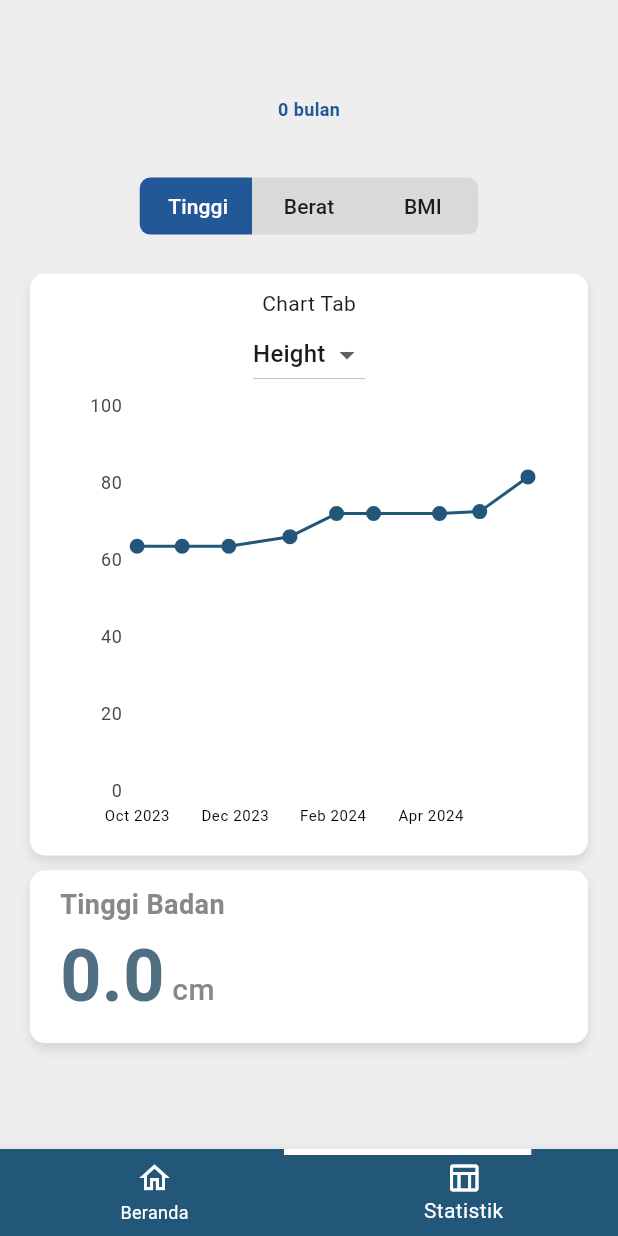
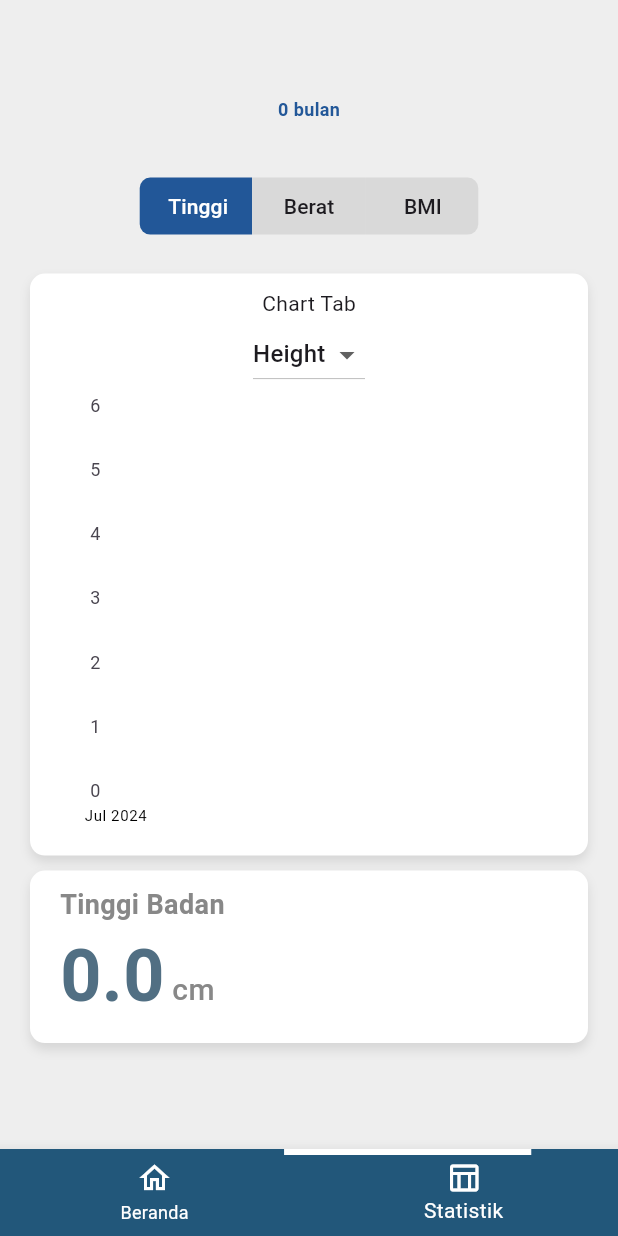
Before and after one commit to izasoerya/stun_sync, a Flutter app: the MainLayout screen opened by its route, item 2 of the bottom bar chosen, on a phone screen of 412 x 824 dp. Run offline on Flutter 3.47's test engine with Material 3 defaults, Android fonts, the phone set to English and light mode, and no system bars; our stand-ins replace awesome_snackbar_content, flutter_riverpod, go_router, google_fonts, riverpod, sqflite and 1 more; missing offline and left inert: excel, mqtt_client; accounts and stored records are empty.

Commit message:
edit ld to lla, chart optimized

```diff
--- a/lib/components/atom/edit_value_lk.dart
+++ b/lib/components/atom/edit_value_lk.dart
@@ -54,7 +54,8 @@ class EditValueLK extends ConsumerWidget {
             ),
             TextButton(
               onPressed: () async {
-                final int? newLingkarKepala = int.tryParse(controller.text);
+                final double? newLingkarKepala =
+                    double.tryParse(controller.text);
                 if (newLingkarKepala != null) {
                   try {
                     String userName = "${ref.watch(userProfileProvider).name}";
--- a/lib/components/atom/edit_value.dart
+++ b/lib/components/atom/edit_value_lla.dart
@@ -29,7 +29,7 @@ class EditValueLD extends ConsumerWidget {
       context: context,
       builder: (BuildContext context) {
         return AlertDialog(
-          title: const Text('Edit Nilai Lingkar Dada',
+          title: const Text('Edit Nilai Lingkar Lengan Atas',
               style: TextStyle(
                 color: Color(0xFF22577A),
               )),
@@ -52,7 +52,7 @@ class EditValueLD extends ConsumerWidget {
             ),
             TextButton(
               onPressed: () async {
-                final int? newLingkarDada = int.tryParse(controller.text);
+                final double? newLingkarDada = double.tryParse(controller.text);
                 if (newLingkarDada != null) {
                   try {
                     // Assuming you have access to the user's name (replace 'John Doe' with actual name)
--- a/lib/components/organism/chart_tab_statistic.dart
+++ b/lib/components/organism/chart_tab_statistic.dart
@@ -7,12 +7,6 @@ import 'package:stun_sync/models/user_profile.dart';
 import 'package:intl/intl.dart'; // Add this line to import DateFormat
 
 // Provider for chart data
-final chartDataProvider =
-    FutureProvider.family<List<UserProfile>, String>((ref, username) async {
-  const sqLiteDB = SQLiteDB();
-  final data = await sqLiteDB.getUserProfilesByUsername(username);
-  return data;
-});
 
 class ChartData {
   ChartData(this.x, this.y, this.datetime);
@@ -32,6 +26,14 @@ class ChartTab extends ConsumerStatefulWidget {
 class _ChartTabState extends ConsumerState<ChartTab> {
   String selectedChartType = 'Height';
   String? clickedPointData;
+  final chartDataProvider =
+      FutureProvider.family<List<UserProfile>, String>((ref, username) async {
+    const sqLiteDB = SQLiteDB();
+    final data = await sqLiteDB.getUserProfilesByUsername(username);
+    print(data);
+
+    return data;
+  });
 
   @override
   Widget build(BuildContext context) {
@@ -63,75 +65,66 @@ class _ChartTabState extends ConsumerState<ChartTab> {
               List<ChartData> chartData = [];
               switch (selectedChartType) {
                 case 'Height':
-                  // chartData = userProfiles
-                  //     .map((profile) => ChartData(profile.datetime,
-                  //         profile.height.toDouble(), profile.datetime))
-                  //     .toList();
-                  // break;
+                  chartData = userProfiles
+                      .map((profile) => ChartData(profile.datetime,
+                          profile.height.toDouble(), profile.datetime))
+                      .toList();
                   // Use dummy data for height
-                  List<Map<String, dynamic>> dummyHeightData = [
-                    {'date': '2023-10-14', 'height': 63.5},
-                    {'date': '2023-11-11', 'height': 63.5},
-                    {'date': '2023-12-10', 'height': 63.5},
-                    {'date': '2024-01-17', 'height': 66.0},
-                    {'date': '2024-02-15', 'height': 72.0},
-                    {'date': '2024-03-09', 'height': 72.0},
-                    {'date': '2024-04-19', 'height': 72.0},
-                    {'date': '2024-05-14', 'height': 72.5},
-                    {'date': '2024-06-13', 'height': 81.5},
-                  ];
-
-                  chartData = dummyHeightData.map((data) {
-                    DateTime date = DateTime.parse(data['date']);
-                    return ChartData(date, data['height'], date);
-                  }).toList();
+                  // List<Map<String, dynamic>> dummyHeightData = [
+                  //   {'date': '2023-12-16', 'height': 100.0},
+                  //   {'date': '2024-01-13', 'height': 98.0},
+                  //   {'date': '2024-02-15', 'height': 98.0},
+                  //   {'date': '2024-03-09', 'height': 98.0},
+                  //   {'date': '2024-04-19', 'height': 98.0},
+                  //   {'date': '2024-05-14', 'height': 99.0},
+                  //   {'date': '2024-06-21', 'height': 102.0},
+                  // ];
+                  // chartData = chartData.map((data) {
+                  //   DateTime date = DateTime.parse(profile);
+                  //   return ChartData(date, data['height'], date);
+                  // }).toList();
                   break;
                 case 'Weight':
-                  // chartData = userProfiles
-                  //     .map((profile) => ChartData(profile.datetime,
-                  //         profile.weight.toDouble(), profile.datetime))
-                  //     .toList();
-                  // break;
-                  List<Map<String, dynamic>> dummyWeightData = [
-                    {'date': '2023-10-14', 'weight': 6.45},
-                    {'date': '2023-11-11', 'weight': 6.35},
-                    {'date': '2023-12-10', 'weight': 6.10},
-                    {'date': '2024-01-17', 'weight': 6.70},
-                    {'date': '2024-02-15', 'weight': 6.90},
-                    {'date': '2024-03-09', 'weight': 7.10},
-                    {'date': '2024-04-19', 'weight': 6.80},
-                    {'date': '2024-05-14', 'weight': 7.00},
-                    {'date': '2024-06-13', 'weight': 7.70},
-                  ];
+                  chartData = userProfiles
+                      .map((profile) => ChartData(profile.datetime,
+                          profile.weight.toDouble(), profile.datetime))
+                      .toList();
+                  // List<Map<String, dynamic>> dummyWeightData = [
+                  //   {'date': '2023-12-16', 'weight': 17.6},
+                  //   {'date': '2024-01-13', 'weight': 17.5},
+                  //   {'date': '2024-02-15', 'weight': 17.5},
+                  //   {'date': '2024-03-09', 'weight': 17.6},
+                  //   {'date': '2024-04-19', 'weight': 17.8},
+                  //   {'date': '2024-05-14', 'weight': 18.2},
+                  //   {'date': '2024-06-21', 'weight': 18.95},
+                  // ];
 
-                  chartData = dummyWeightData.map((data) {
-                    DateTime date = DateTime.parse(data['date']);
-                    return ChartData(date, data['weight'], date);
-                  }).toList();
+                  // chartData = dummyWeightData.map((data) {
+                  //   DateTime date = DateTime.parse(data['date']);
+                  //   return ChartData(date, data['weight'], date);
+                  // }).toList();
                   break;
                 case 'BMI':
-                  // chartData = userProfiles.map((profile) {
-                  //   double bmi = profile.weight /
-                  //       ((profile.height / 100) * (profile.height / 100));
-                  //   return ChartData(profile.datetime, bmi, profile.datetime);
+                  chartData = userProfiles.map((profile) {
+                    double bmi = profile.weight /
+                        ((profile.height / 100) * (profile.height / 100));
+                    return ChartData(profile.datetime, bmi, profile.datetime);
+                  }).toList();
+                  // List<Map<String, dynamic>> dummyBMIData = [
+                  //   {'date': '2023-12-16', 'bmi': 51.0},
+                  //   {'date': '2024-01-13', 'bmi': 50.5},
+                  //   {'date': '2024-02-15', 'bmi': 51.0},
+                  //   {'date': '2024-03-09', 'bmi': 51.0},
+                  //   {'date': '2024-04-19', 'bmi': 51.0},
+                  //   {'date': '2024-05-14', 'bmi': 51.0},
+                  //   {'date': '2024-06-21', 'bmi': 51.5},
+                  // ];
+
+                  // chartData = dummyBMIData.map((data) {
+                  //   DateTime date = DateTime.parse(data['date']);
+                  //   return ChartData(date, data['bmi'], date);
                   // }).toList();
-                  // break;
-                  List<Map<String, dynamic>> dummyBMIData = [
-                    {'date': '2023-10-14', 'bmi': 16.01},
-                    {'date': '2023-11-11', 'bmi': 15.76},
-                    {'date': '2023-12-10', 'bmi': 15.10},
-                    {'date': '2024-01-17', 'bmi': 15.36},
-                    {'date': '2024-02-15', 'bmi': 13.31},
-                    {'date': '2024-03-09', 'bmi': 13.69},
-                    {'date': '2024-04-19', 'bmi': 13.11},
-                    {'date': '2024-05-14', 'bmi': 13.30},
-                    {'date': '2024-06-13', 'bmi': 11.61},
-                  ];
-
-                  chartData = dummyBMIData.map((data) {
-                    DateTime date = DateTime.parse(data['date']);
-                    return ChartData(date, data['bmi'], date);
-                  }).toList();
+                  break;
               }
 
               return Column(
@@ -148,6 +141,7 @@ class _ChartTabState extends ConsumerState<ChartTab> {
                       majorTickLines: const MajorTickLines(width: 0),
                       axisLine: const AxisLine(width: 0),
                       majorGridLines: const MajorGridLines(width: 0),
+                      minimum: DateTime(2024, 7, 1),
                       dateFormat: DateFormat.yMMM(), // Display year and month
                       labelStyle: const TextStyle(
                         fontSize:
--- a/lib/components/organism/heading_statistic.dart
+++ b/lib/components/organism/heading_statistic.dart
@@ -7,13 +7,15 @@ class HeadingStatistic extends ConsumerWidget {
 
   @override
   Widget build(BuildContext context, WidgetRef ref) {
+    final userProfile = ref.watch(userProfileProvider);
+
     return SizedBox(
       width: MediaQuery.of(context).size.width,
       height: MediaQuery.of(context).size.height * 0.1,
       child: Column(
         children: [
           Text(
-            ref.read(userProfileProvider).name,
+            userProfile.name,
             style: const TextStyle(
               fontSize: 24,
               fontWeight: FontWeight.bold,
@@ -21,7 +23,7 @@ class HeadingStatistic extends ConsumerWidget {
             ),
           ),
           Text(
-            '${ref.read(userProfileProvider).age.toString()} bulan',
+            '${userProfile.age.toString()} bulan',
             style: const TextStyle(
               fontSize: 12,
               fontWeight: FontWeight.bold,
--- a/lib/screen/home.dart
+++ b/lib/screen/home.dart
@@ -1,7 +1,7 @@
 import 'dart:async';
 import 'package:flutter/material.dart';
 import 'package:flutter_riverpod/flutter_riverpod.dart';
-import 'package:stun_sync/components/atom/edit_value.dart';
+import 'package:stun_sync/components/atom/edit_value_lla.dart';
 import 'package:stun_sync/components/atom/edit_value_lk.dart';
 import 'package:stun_sync/components/atom/get_data_frommqtt.dart';
 import 'package:stun_sync/components/atom/unit_container.dart';
```
Also changed, not shown: lib/service/database_controller.dart (+4 -4 lines).
